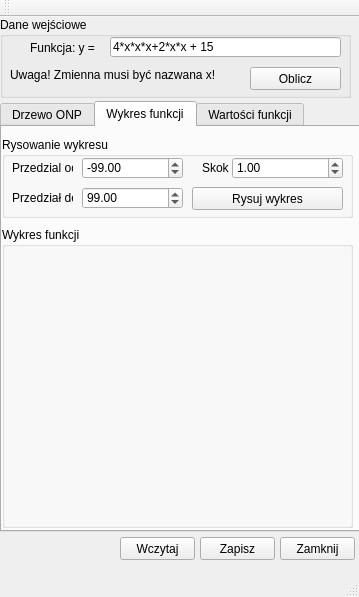
The window that mainwindow.ui (MajorJajC/ZCPP) describes before a commit, drawn with Qt 5.
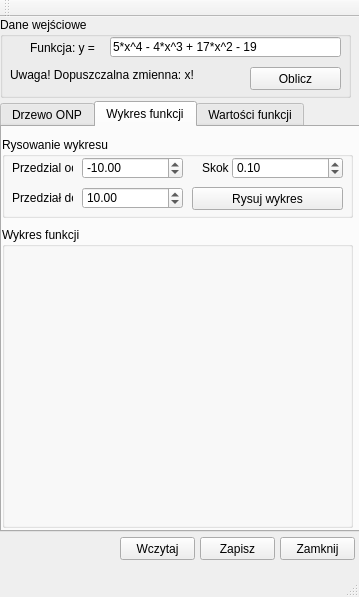
The same window after the commit. The open tabs and pages were chosen to show the change. Custom widgets are drawn as their Qt base class.

Patch:
```diff
--- a/mainwindow.ui
+++ b/mainwindow.ui
@@ -146,7 +146,7 @@
         <double>-99.989999999999995</double>
        </property>
        <property name="value">
-        <double>-99.000000000000000</double>
+        <double>-10.000000000000000</double>
        </property>
       </widget>
       <widget class="QDoubleSpinBox" name="to">
@@ -162,7 +162,7 @@
         <double>-99.989999999999995</double>
        </property>
        <property name="value">
-        <double>99.000000000000000</double>
+        <double>10.000000000000000</double>
        </property>
       </widget>
       <widget class="QDoubleSpinBox" name="step">
@@ -178,7 +178,7 @@
         <double>0.000000000000000</double>
        </property>
        <property name="value">
-        <double>1.000000000000000</double>
+        <double>0.100000000000000</double>
        </property>
       </widget>
      </widget>
@@ -314,7 +314,7 @@
       </rect>
      </property>
      <property name="text">
-      <string>4*x*x*x+2*x*x + 15</string>
+      <string>5*x^4 - 4*x^3 + 17*x^2 - 19</string>
      </property>
     </widget>
     <widget class="QLabel" name="label">
@@ -356,7 +356,7 @@
       </rect>
      </property>
      <property name="text">
-      <string>Uwaga! Zmienna musi być nazwana x!</string>
+      <string>Uwaga! Dopuszczalna zmienna: x!</string>
      </property>
     </widget>
    </widget>
```
Left out of the diff: 2 changed lines with no effect on the pictures.
